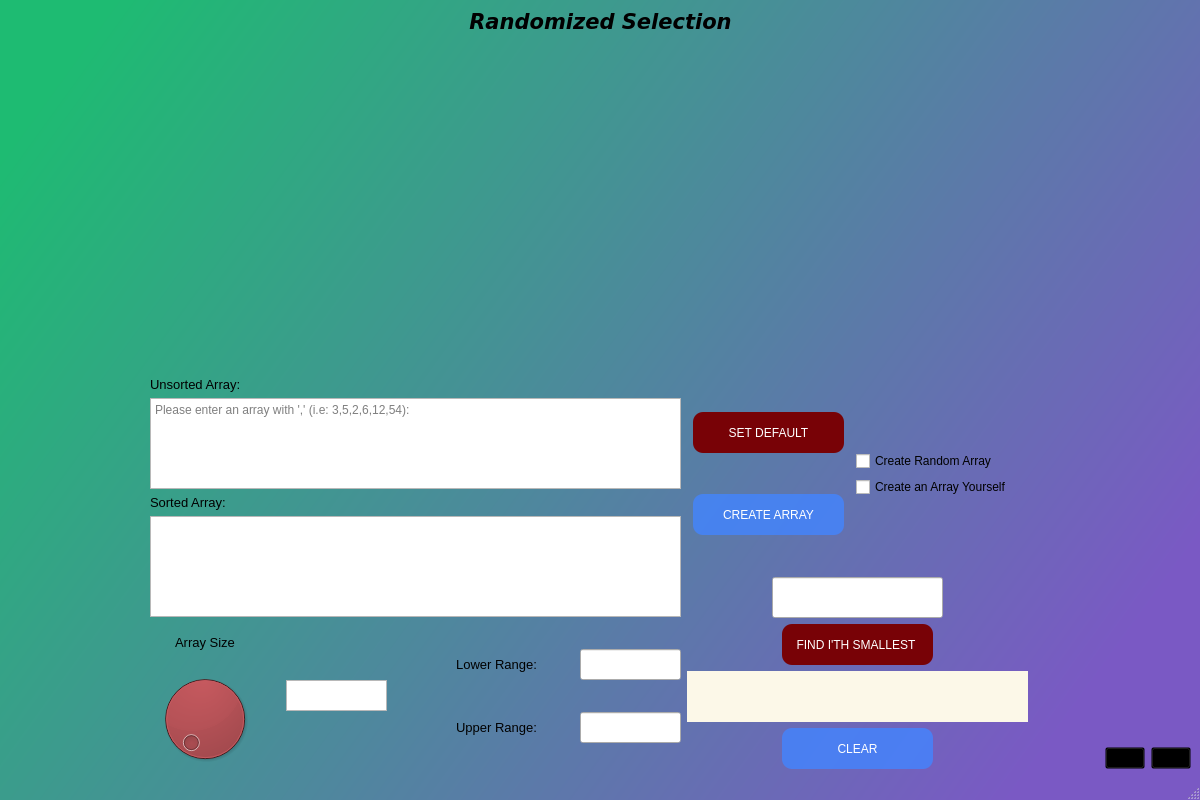
ozan-git/Sorting-Algorithms-Visualisation, file qt_designer_ozan/randomized_selection_uiqt.ui: the form before one commit.
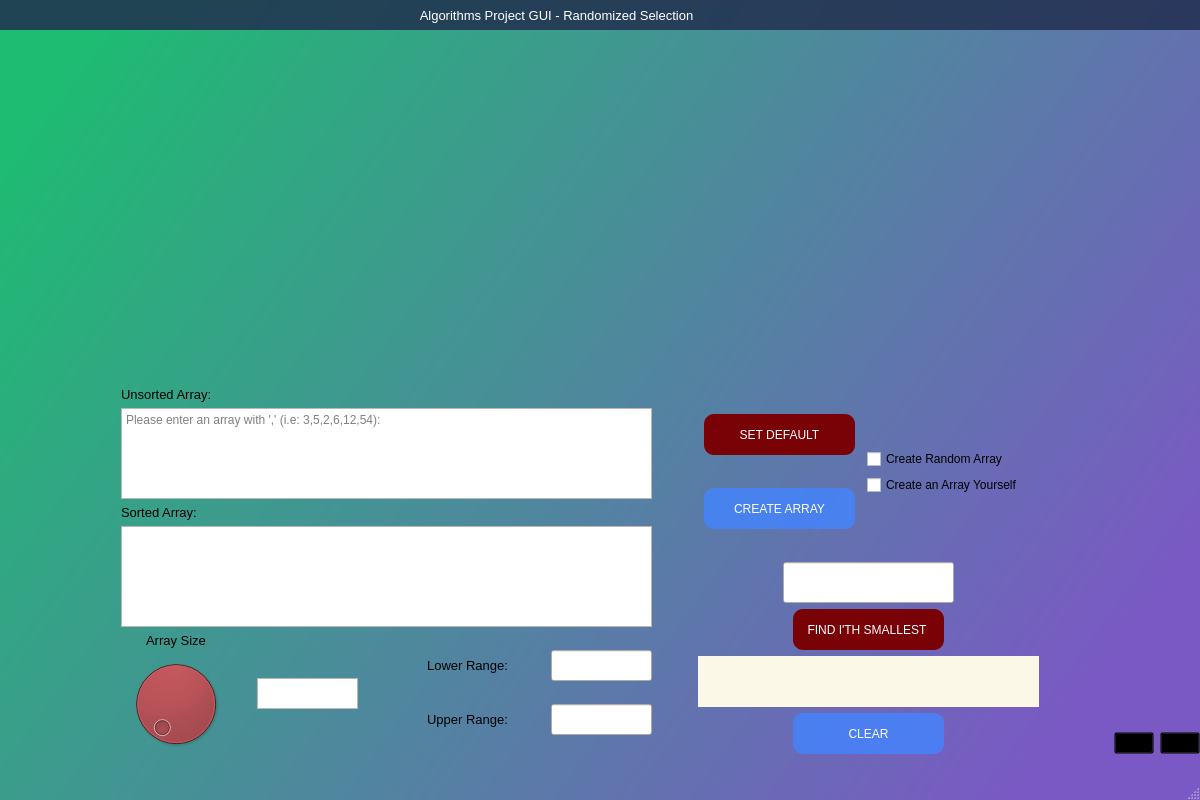
The form after the commit. Icons and pictures are not drawn. Custom widgets are drawn as their Qt base class.

Commit message: Custom title bar Widget

Diff of the .ui file:
```diff
--- a/qt_designer_ozan/randomized_selection_uiqt.ui
+++ b/qt_designer_ozan/randomized_selection_uiqt.ui
@@ -32,63 +32,380 @@
   </property>
   <widget class="QWidget" name="centralwidget">
    <layout class="QVBoxLayout" name="verticalLayout_14">
+    <property name="leftMargin">
+     <number>0</number>
+    </property>
+    <property name="topMargin">
+     <number>0</number>
+    </property>
+    <property name="rightMargin">
+     <number>0</number>
+    </property>
+    <property name="bottomMargin">
+     <number>0</number>
+    </property>
     <item>
-     <layout class="QHBoxLayout" name="horizontalLayout">
-      <item>
-       <spacer name="horizontalSpacer">
-        <property name="orientation">
-         <enum>Qt::Horizontal</enum>
-        </property>
-        <property name="sizeHint" stdset="0">
-         <size>
-          <width>40</width>
-          <height>20</height>
-         </size>
-        </property>
-       </spacer>
-      </item>
-      <item>
-       <widget class="QLabel" name="label_12">
-        <property name="minimumSize">
-         <size>
-          <width>271</width>
-          <height>25</height>
-         </size>
-        </property>
-        <property name="maximumSize">
-         <size>
-          <width>271</width>
-          <height>25</height>
-         </size>
-        </property>
-        <property name="font">
-         <font>
-          <family>Verdana</family>
-          <pointsize>12</pointsize>
-          <weight>75</weight>
-          <bold>true</bold>
-          <kerning>true</kerning>
-         </font>
-        </property>
-        <property name="text">
-         <string>&lt;html&gt;&lt;head/&gt;&lt;body&gt;&lt;p align=&quot;center&quot;&gt;&lt;span style=&quot; font-size:16pt; font-style:italic; color:#000000;&quot;&gt;Randomized Selection&lt;/span&gt;&lt;/p&gt;&lt;/body&gt;&lt;/html&gt;</string>
-        </property>
-       </widget>
-      </item>
-      <item>
-       <spacer name="horizontalSpacer_2">
-        <property name="orientation">
-         <enum>Qt::Horizontal</enum>
-        </property>
-        <property name="sizeHint" stdset="0">
-         <size>
-          <width>40</width>
-          <height>20</height>
-         </size>
-        </property>
-       </spacer>
-      </item>
-     </layout>
+     <widget class="QFrame" name="frame_top">
+      <property name="minimumSize">
+       <size>
+        <width>1180</width>
+        <height>0</height>
+       </size>
+      </property>
+      <property name="maximumSize">
+       <size>
+        <width>16777215</width>
+        <height>60</height>
+       </size>
+      </property>
+      <property name="styleSheet">
+       <string notr="true">background-color: transparent;</string>
+      </property>
+      <property name="frameShape">
+       <enum>QFrame::NoFrame</enum>
+      </property>
+      <property name="frameShadow">
+       <enum>QFrame::Raised</enum>
+      </property>
+      <layout class="QHBoxLayout" name="horizontalLayout_27">
+       <property name="spacing">
+        <number>0</number>
+       </property>
+       <property name="leftMargin">
+        <number>0</number>
+       </property>
+       <property name="topMargin">
+        <number>0</number>
+       </property>
+       <property name="rightMargin">
+        <number>0</number>
+       </property>
+       <property name="bottomMargin">
+        <number>0</number>
+       </property>
+       <item>
+        <widget class="QFrame" name="frame_top_right">
+         <property name="styleSheet">
+          <string notr="true">background: transparent;</string>
+         </property>
+         <property name="frameShape">
+          <enum>QFrame::NoFrame</enum>
+         </property>
+         <property name="frameShadow">
+          <enum>QFrame::Raised</enum>
+         </property>
+         <layout class="QVBoxLayout" name="verticalLayout_17">
+          <property name="spacing">
+           <number>0</number>
+          </property>
+          <property name="leftMargin">
+           <number>0</number>
+          </property>
+          <property name="topMargin">
+           <number>0</number>
+          </property>
+          <property name="rightMargin">
+           <number>0</number>
+          </property>
+          <property name="bottomMargin">
+           <number>0</number>
+          </property>
+          <item>
+           <widget class="QFrame" name="frame_top_btns">
+            <property name="maximumSize">
+             <size>
+              <width>16777215</width>
+              <height>30</height>
+             </size>
+            </property>
+            <property name="styleSheet">
+             <string notr="true">background-color: rgba(33, 45, 76, 150);</string>
+            </property>
+            <property name="frameShape">
+             <enum>QFrame::NoFrame</enum>
+            </property>
+            <property name="frameShadow">
+             <enum>QFrame::Raised</enum>
+            </property>
+            <layout class="QHBoxLayout" name="horizontalLayout_28">
+             <property name="spacing">
+              <number>0</number>
+             </property>
+             <property name="leftMargin">
+              <number>0</number>
+             </property>
+             <property name="topMargin">
+              <number>0</number>
+             </property>
+             <property name="rightMargin">
+              <number>0</number>
+             </property>
+             <property name="bottomMargin">
+              <number>0</number>
+             </property>
+             <item>
+              <widget class="QFrame" name="frame_label_top_btns">
+               <property name="minimumSize">
+                <size>
+                 <width>0</width>
+                 <height>30</height>
+                </size>
+               </property>
+               <property name="frameShape">
+                <enum>QFrame::NoFrame</enum>
+               </property>
+               <property name="frameShadow">
+                <enum>QFrame::Raised</enum>
+               </property>
+               <layout class="QHBoxLayout" name="horizontalLayout_29">
+                <property name="spacing">
+                 <number>0</number>
+                </property>
+                <property name="leftMargin">
+                 <number>8</number>
+                </property>
+                <property name="topMargin">
+                 <number>0</number>
+                </property>
+                <property name="rightMargin">
+                 <number>10</number>
+                </property>
+                <property name="bottomMargin">
+                 <number>0</number>
+                </property>
+                <item>
+                 <widget class="QFrame" name="frame_icon_top_bar">
+                  <property name="minimumSize">
+                   <size>
+                    <width>0</width>
+                    <height>30</height>
+                   </size>
+                  </property>
+                  <property name="maximumSize">
+                   <size>
+                    <width>30</width>
+                    <height>30</height>
+                   </size>
+                  </property>
+                  <property name="styleSheet">
+                   <string notr="true">background: transparent;
+image: url(:/images/images/shutter_speed_white_24dp.svg);
+background-position: center;
+background-repeat: no-repeat;</string>
+                  </property>
+                  <property name="frameShape">
+                   <enum>QFrame::StyledPanel</enum>
+                  </property>
+                  <property name="frameShadow">
+                   <enum>QFrame::Raised</enum>
+                  </property>
+                 </widget>
+                </item>
+                <item>
+                 <widget class="QLabel" name="label_title_bar_top">
+                  <property name="minimumSize">
+                   <size>
+                    <width>0</width>
+                    <height>30</height>
+                   </size>
+                  </property>
+                  <property name="font">
+                   <font>
+                    <family>Segoe UI</family>
+                    <pointsize>10</pointsize>
+                    <weight>50</weight>
+                    <bold>false</bold>
+                   </font>
+                  </property>
+                  <property name="styleSheet">
+                   <string notr="true">background: transparent;
+margin-left: 5px;
+color: rgb(255, 255, 255);</string>
+                  </property>
+                  <property name="text">
+                   <string>Algorithms Project GUI - Randomized Selection</string>
+                  </property>
+                  <property name="alignment">
+                   <set>Qt::AlignCenter</set>
+                  </property>
+                 </widget>
+                </item>
+               </layout>
+               <zorder>label_title_bar_top</zorder>
+               <zorder>frame_icon_top_bar</zorder>
+              </widget>
+             </item>
+             <item>
+              <widget class="QFrame" name="frame_btns_right">
+               <property name="maximumSize">
+                <size>
+                 <width>120</width>
+                 <height>16777215</height>
+                </size>
+               </property>
+               <property name="frameShape">
+                <enum>QFrame::NoFrame</enum>
+               </property>
+               <property name="frameShadow">
+                <enum>QFrame::Raised</enum>
+               </property>
+               <layout class="QHBoxLayout" name="horizontalLayout_30">
+                <property name="spacing">
+                 <number>0</number>
+                </property>
+                <property name="leftMargin">
+                 <number>0</number>
+                </property>
+                <property name="topMargin">
+                 <number>0</number>
+                </property>
+                <property name="rightMargin">
+                 <number>0</number>
+                </property>
+                <property name="bottomMargin">
+                 <number>0</number>
+                </property>
+                <item>
+                 <widget class="QPushButton" name="btn_minimize">
+                  <property name="sizePolicy">
+                   <sizepolicy hsizetype="Minimum" vsizetype="Expanding">
+                    <horstretch>0</horstretch>
+                    <verstretch>0</verstretch>
+                   </sizepolicy>
+                  </property>
+                  <property name="minimumSize">
+                   <size>
+                    <width>0</width>
+                    <height>30</height>
+                   </size>
+                  </property>
+                  <property name="toolTip">
+                   <string>Minimize</string>
+                  </property>
+                  <property name="styleSheet">
+                   <string notr="true">QPushButton {	
+	border: none;
+	background-color: transparent;
+}
+QPushButton:hover {
+	background-color: rgb(44, 49, 60)
+}
+QPushButton:pressed {	
+	background-color: rgb(85, 170, 255);
+}</string>
+                  </property>
+                  <property name="text">
+                   <string/>
+                  </property>
+                  <property name="icon">
+                   <iconset>
+                    <normaloff>../images/minimize_white_24dp.svg</normaloff>../images/minimize_white_24dp.svg</iconset>
+                  </property>
+                 </widget>
+                </item>
+                <item>
+                 <widget class="QPushButton" name="btn_maximize_restore">
+                  <property name="sizePolicy">
+                   <sizepolicy hsizetype="Minimum" vsizetype="Expanding">
+                    <horstretch>0</horstretch>
+                    <verstretch>0</verstretch>
+                   </sizepolicy>
+                  </property>
+                  <property name="minimumSize">
+                   <size>
+                    <width>0</width>
+                    <height>30</height>
+                   </size>
+                  </property>
+                  <property name="toolTip">
+                   <string>Maximize</string>
+                  </property>
+                  <property name="styleSheet">
+                   <string notr="true">QPushButton {	
+	border: none;
+	background-color: transparent;
+}
+QPushButton:hover {
+	background-color: rgb(44, 49, 60)
+}
+QPushButton:pressed {	
+	background-color: rgb(85, 170, 255);
+}</string>
+                  </property>
+                  <property name="text">
+                   <string/>
+                  </property>
+                  <property name="icon">
+                   <iconset>
+                    <normaloff>../images/open_in_full_white_24dp.svg</normaloff>../images/open_in_full_white_24dp.svg</iconset>
+                  </property>
+                 </widget>
+                </item>
+                <item>
+                 <widget class="QPushButton" name="btn_close">
+                  <property name="sizePolicy">
+                   <sizepolicy hsizetype="Minimum" vsizetype="Expanding">
+                    <horstretch>0</horstretch>
+                    <verstretch>0</verstretch>
+                   </sizepolicy>
+                  </property>
+                  <property name="minimumSize">
+                   <size>
+                    <width>0</width>
+                    <height>30</height>
+                   </size>
+                  </property>
+                  <property name="toolTip">
+                   <string>Close</string>
+                  </property>
+                  <property name="styleSheet">
+                   <string notr="true">QPushButton {	
+	border: none;
+	background-color: transparent;
+}
+QPushButton:hover {
+	background-color: rgb(44, 49, 60)
+}
+QPushButton:pressed {	
+	background-color: rgb(85, 170, 255);
+}</string>
+                  </property>
+                  <property name="text">
+                   <string/>
+                  </property>
+                  <property name="icon">
+                   <iconset>
+                    <normaloff>../images/close_white_24dp.svg</normaloff>../images/close_white_24dp.svg</iconset>
+                  </property>
+                 </widget>
+                </item>
+               </layout>
+               <zorder>btn_minimize</zorder>
+               <zorder>btn_close</zorder>
+               <zorder>btn_maximize_restore</zorder>
+              </widget>
+             </item>
+            </layout>
+           </widget>
+          </item>
+          <item>
+           <spacer name="verticalSpacer_6">
+            <property name="orientation">
+             <enum>Qt::Vertical</enum>
+            </property>
+            <property name="sizeHint" stdset="0">
+             <size>
+              <width>20</width>
+              <height>40</height>
+             </size>
+            </property>
+           </spacer>
+          </item>
+         </layout>
+        </widget>
+       </item>
+      </layout>
+     </widget>
     </item>
     <item>
      <layout class="QVBoxLayout" name="verticalLayout_12">
@@ -140,21 +457,11 @@
       </item>
       <item>
        <layout class="QHBoxLayout" name="horizontalLayout_12">
+        <property name="leftMargin">
+         <number>52</number>
+        </property>
         <item>
-         <spacer name="horizontalSpacer_12">
-          <property name="orientation">
-           <enum>Qt::Horizontal</enum>
-          </property>
-          <property name="sizeHint" stdset="0">
-           <size>
-            <width>40</width>
-            <height>20</height>
-           </size>
-          </property>
-         </spacer>
-        </item>
-        <item>
-         <spacer name="horizontalSpacer_13">
+         <spacer name="horizontalSpacer_2">
           <property name="orientation">
            <enum>Qt::Horizontal</enum>
           </property>
@@ -435,6 +742,19 @@
             </item>
            </layout>
           </item>
+          <item>
+           <spacer name="horizontalSpacer">
+            <property name="orientation">
+             <enum>Qt::Horizontal</enum>
+            </property>
+            <property name="sizeHint" stdset="0">
+             <size>
+              <width>40</width>
+              <height>20</height>
+             </size>
+            </property>
+           </spacer>
+          </item>
           <item>
            <layout class="QVBoxLayout" name="verticalLayout_10">
             <item>
@@ -879,6 +1199,19 @@
         </item>
        </layout>
       </item>
+      <item>
+       <spacer name="verticalSpacer_5">
+        <property name="orientation">
+         <enum>Qt::Vertical</enum>
+        </property>
+        <property name="sizeHint" stdset="0">
+         <size>
+          <width>20</width>
+          <height>40</height>
+         </size>
+        </property>
+       </spacer>
+      </item>
      </layout>
     </item>
    </layout>
```
The commit also changes 22 other files.
